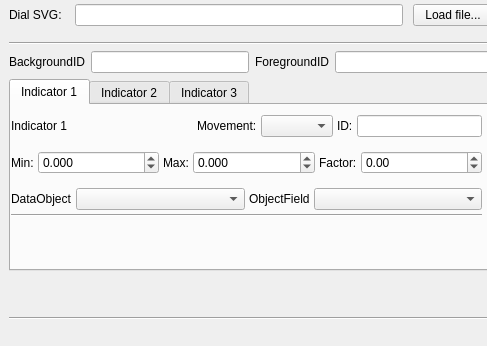
Old version of the form ground/src/plugins/airspeed/airspeedgadgetoptionspage.ui in the repository openpilot/OpenPilot.
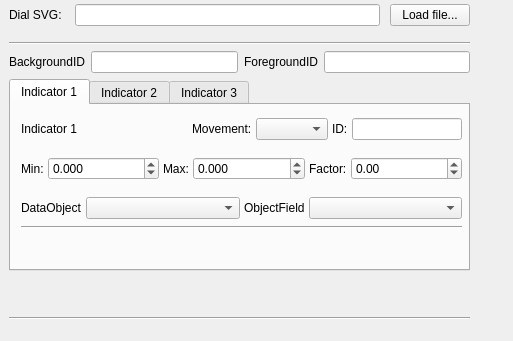
New version of the form. The open tabs and pages were chosen to show the change.

Commit message: OP-60 : more performance and precision improvements for the analog dials plugin. Config dialog size corrected as well.

What changed in the file:
```diff
--- a/ground/src/plugins/airspeed/airspeedgadgetoptionspage.ui
+++ b/ground/src/plugins/airspeed/airspeedgadgetoptionspage.ui
@@ -6,8 +6,8 @@
    <rect>
     <x>0</x>
     <y>0</y>
-    <width>487</width>
-    <height>346</height>
+    <width>513</width>
+    <height>341</height>
    </rect>
   </property>
   <property name="sizePolicy">
@@ -24,7 +24,7 @@
     <rect>
      <x>-1</x>
      <y>-1</y>
-     <width>504</width>
+     <width>481</width>
      <height>331</height>
     </rect>
    </property>
@@ -107,6 +107,12 @@
     </item>
     <item>
      <widget class="QTabWidget" name="tabWidget">
+      <property name="sizePolicy">
+       <sizepolicy hsizetype="MinimumExpanding" vsizetype="MinimumExpanding">
+        <horstretch>0</horstretch>
+        <verstretch>0</verstretch>
+       </sizepolicy>
+      </property>
       <property name="currentIndex">
        <number>2</number>
       </property>
@@ -114,13 +120,13 @@
        <attribute name="title">
         <string>Indicator 1</string>
        </attribute>
-       <widget class="QWidget" name="">
+       <widget class="QWidget" name="layoutWidget">
         <property name="geometry">
          <rect>
-          <x>0</x>
+          <x>10</x>
           <y>10</y>
-          <width>471</width>
-          <height>110</height>
+          <width>441</width>
+          <height>121</height>
          </rect>
         </property>
         <layout class="QVBoxLayout" name="verticalLayout_2">
@@ -540,10 +546,10 @@
        <widget class="QWidget" name="layoutWidget">
         <property name="geometry">
          <rect>
-          <x>0</x>
+          <x>10</x>
           <y>10</y>
-          <width>471</width>
-          <height>116</height>
+          <width>441</width>
+          <height>121</height>
          </rect>
         </property>
         <layout class="QVBoxLayout" name="verticalLayout_5">
```
Left out of the diff: 10 changed lines with no effect on the pictures. The commit also changes 1 other file.
